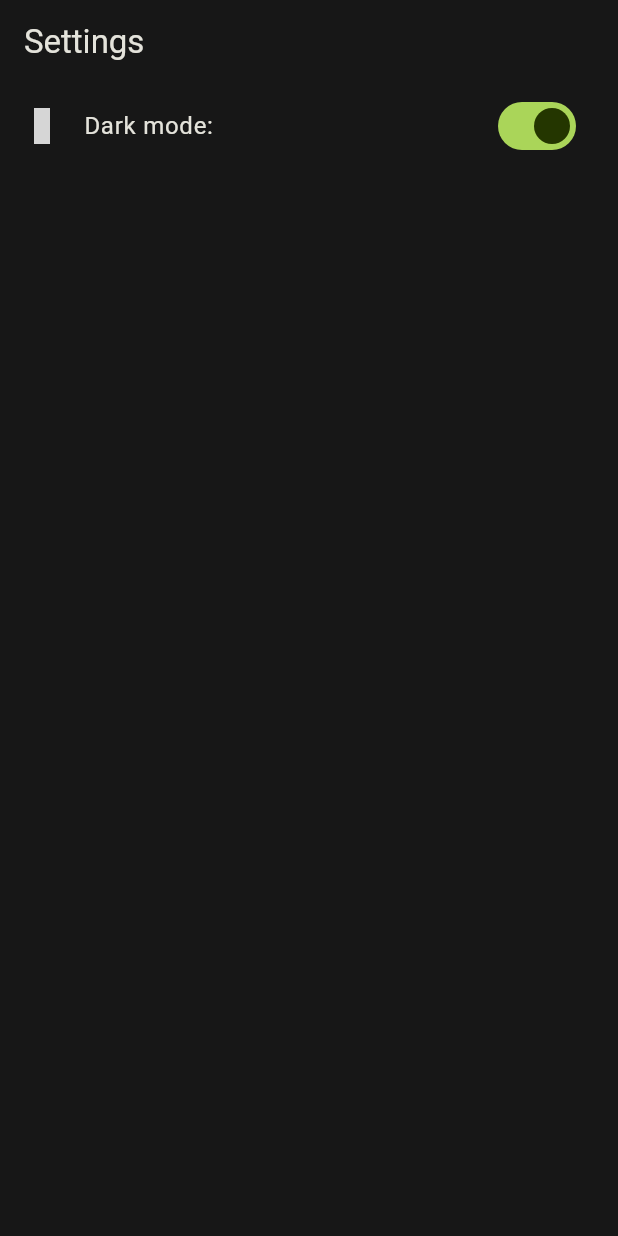
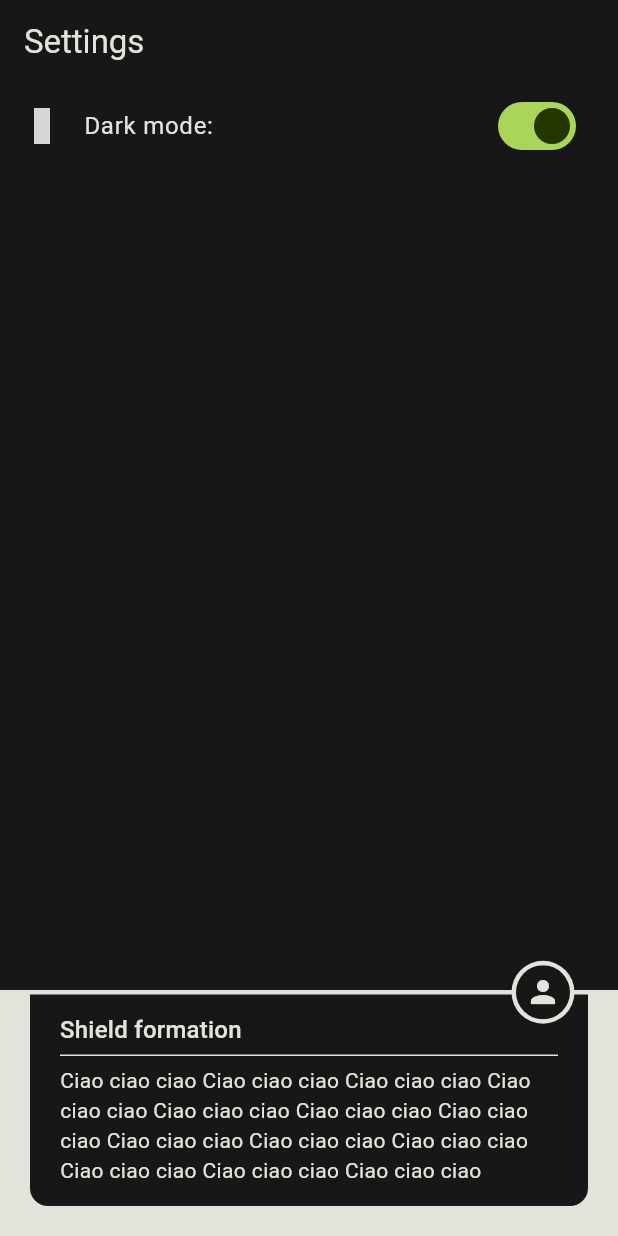
Before and after one commit to MasiaVittorio/sid_base, a Flutter app: the screen it shows after launch, on a phone screen of 412 x 824 dp. Run offline on Flutter 3.47's test engine with Material 2 defaults, Android fonts, the phone set to English and light mode, and no system bars; drawn by our look-alikes of dynamic_color; our stand-ins replace hive_flutter, material_color_utilities, material_design_icons_flutter; accounts and stored records are empty; Roboto replaces fonts that are missing (PlusJakartaSans); grey boxes are pictures that could not be loaded.

Commit message:
new expandable card widget

```diff
--- a/example/lib/widgets/home.dart
+++ b/example/lib/widgets/home.dart
@@ -3,7 +3,6 @@ import 'package:flutter/material.dart';
 import 'package:sid_base/sid_base.dart';
 
 class HomeExample extends StatelessWidget {
-
   const HomeExample({super.key});
 
   @override
@@ -13,14 +12,61 @@ class HomeExample extends StatelessWidget {
       appBar: AppBar(
         title: const Text("Settings"),
       ),
-      body: ListView(children: [
+      body: Column(
+        children: [
+          Expanded(
+            child: ListView(
+              children: [
                 themeLogic.dark.build((context, value) => SwitchListTile(
                       value: value,
                       onChanged: (_) => themeLogic.toggleBrightness(),
                       title: const Text("Dark mode:"),
                       secondary: Icon(MdiIcons.weatherNight),
                     )),
-      ],),
+              ],
+            ),
+          ),
+          const TryCard(),
+        ],
+      ),
     );
   }
 }
+
+class TryCard extends StatefulWidget {
+  const TryCard({
+    super.key,
+  });
+
+  @override
+  State<TryCard> createState() => _TryCardState();
+}
+
+class _TryCardState extends State<TryCard> {
+  bool expanded = true;
+  void onChanged(bool value) => setState(() {
+        expanded = value;
+      });
+  @override
+  Widget build(BuildContext context) {
+    final Color one = context.theme.colorScheme.surface;
+    final Color two = context.theme.colorScheme.inverseSurface;
+    final Color surface = one.isDark ? one : two;
+    final Color opposite = one.isLight ? one : two;
+    return ExpandableCircleCard(
+      expanded: expanded,
+      onExpandedChanged: onChanged,
+      collapsedCircleChild: const Icon(Icons.person_outline),
+      expandedChild: const Text(
+          "Ciao ciao ciao Ciao ciao ciao Ciao ciao ciao Ciao ciao ciao Ciao ciao ciao Ciao ciao ciao Ciao ciao ciao Ciao ciao ciao Ciao ciao ciao Ciao ciao ciao Ciao ciao ciao Ciao ciao ciao Ciao ciao ciao "),
+      expandedCircleChild: const Icon(Icons.person),
+      titleChild: const Text("Shield formation"),
+
+      surfaceColor: surface,
+      oppositeColor: opposite,
+
+      // surfaceColor: const Color(0xff001521),
+      // oppositeColor: const Color(0xfff7e9dc),
+    );
+  }
+}
--- a/lib/src/ui/all.dart
+++ b/lib/src/ui/all.dart
@@ -3,3 +3,4 @@ export 'layout/all.dart';
 export 'components/all.dart';
 export 'value_views/all.dart';
 export 'painters/all.dart';
+export 'specialty_widgets/all.dart';
--- /dev/null
+++ b/lib/src/ui/specialty_widgets/all.dart
@@ -0,0 +1 @@
+export 'expandable_circle_card/expandable_circle_card.dart';
--- /dev/null
+++ b/lib/src/ui/specialty_widgets/expandable_circle_card/expandable_circle_card.dart
@@ -0,0 +1,255 @@
+import 'dart:math';
+
+import 'package:flutter/material.dart';
+import 'package:sid_base/sid_base.dart';
+import 'package:sid_base/src/ui/specialty_widgets/expandable_circle_card/external_circle_clipper.dart';
+
+class ExpandableCircleCard extends StatelessWidget {
+  static const double _kBorder = 20.0;
+  static const double _kTopBorder = 3.0;
+  static const double _kContentH = 20.0;
+  static const double _kMediumV = 16.0;
+  static const double _kSmallH = 12.0;
+  const ExpandableCircleCard({
+    super.key,
+    required this.expanded,
+    required this.onExpandedChanged,
+    required this.collapsedCircleChild,
+    required this.expandedChild,
+    required this.expandedCircleChild,
+    required this.titleChild,
+    this.oppositeColor,
+    this.surfaceColor,
+    this.borderPadding = const EdgeInsets.fromLTRB(_kBorder, _kTopBorder, _kBorder, _kBorder),
+    this.overrideCircleBorderWidth,
+    this.collapsedCircleRadius = 18,
+    this.circleHorizontalPadding = _kSmallH,
+    this.dividerWidth = 1,
+    this.showDivider = true,
+    this.horizontalContentPadding = _kContentH,
+    this.topBodyPadding = 6,
+    this.bottomBodyPadding = _kContentH * 0.7,
+    this.bottomTitlePadding = 8,
+    this.topTitlePadding = _kMediumV,
+  });
+
+  final Widget collapsedCircleChild;
+  final Widget expandedCircleChild;
+  final Widget expandedChild;
+  final Widget titleChild;
+
+  final bool expanded;
+  final ValueChanged<bool> onExpandedChanged;
+
+  final Color? surfaceColor;
+  Color _surfaceColor(ThemeData theme) => surfaceColor ?? theme.colorScheme.inverseSurface;
+  final Color? oppositeColor;
+  Color _oppositeColor(ThemeData theme) => oppositeColor ?? _surfaceColor(theme).contrast;
+
+  final double collapsedCircleRadius;
+  double get _collapsedCircleDiameter => collapsedCircleRadius * 2;
+  double get _expandedCircleRadius => collapsedCircleRadius + _circleBorderWidth;
+  double get _expandedCircleExtraSpaceComparedToTitle => _expandedCircleRadius + (borderPadding.top / 2);
+  double get _circleRadius => expanded ? _expandedCircleRadius : collapsedCircleRadius;
+  double get _circleDiameter => _circleRadius * 2;
+
+  final EdgeInsets borderPadding;
+  final double? overrideCircleBorderWidth;
+  double get _circleBorderWidth => overrideCircleBorderWidth ?? borderPadding.top;
+  final double circleHorizontalPadding;
+  double get circleBoxWidth =>
+      _collapsedCircleDiameter + (max(circleHorizontalPadding, _circleBorderWidth)) * 2;
+
+  TextStyle _titleStyle(ThemeData theme) => (theme.textTheme.titleMedium ??
+          const TextStyle(fontSize: 16, height: 24 / 16, fontWeight: FontWeight.w500))
+      .copyWith(color: _oppositeColor(theme), height: 1);
+  TextStyle _bodyStyle(ThemeData theme) => (theme.textTheme.bodyMedium ??
+          const TextStyle(fontSize: 14, height: 20 / 14, fontWeight: FontWeight.w400))
+      .copyWith(color: _oppositeColor(theme));
+
+  final bool showDivider;
+  final double dividerWidth;
+
+  final double horizontalContentPadding;
+  final double topTitlePadding;
+  final double bottomTitlePadding;
+  final double topBodyPadding;
+  final double bottomBodyPadding;
+
+  Widget suggestColor({required Color color, required Widget child}) {
+    return Builder(builder: (context) {
+      return DefaultTextStyle(
+        style: DefaultTextStyle.of(context).style.copyWith(color: color),
+        child: IconTheme(
+          data: IconTheme.of(context).copyWith(color: color),
+          child: child,
+        ),
+      );
+    });
+  }
+
+  @override
+  Widget build(BuildContext context) {
+    final theme = context.theme;
+    return Container(
+      color: _oppositeColor(theme),
+      padding: borderPadding,
+      child: AnimatedContainer(
+        duration: Motion.extraLong4,
+        curve: Easing.emphasized,
+        decoration: BoxDecoration(
+          color: _surfaceColor(theme),
+          borderRadius: BorderRadius.vertical(
+            bottom: Radius.circular(expanded ? 12 : 8),
+            top: Radius.circular(expanded ? 0 : 8),
+          ),
+        ),
+        child: Material(
+          type: MaterialType.transparency,
+          child: _content(context, theme),
+        ),
+      ),
+    );
+  }
+
+  Widget _content(BuildContext context, ThemeData theme) {
+    return InkWell(
+      onTap: () => onExpandedChanged(!expanded),
+      child: Column(
+        mainAxisSize: MainAxisSize.min,
+        crossAxisAlignment: CrossAxisAlignment.stretch,
+        children: [
+          _title(context, theme),
+          GenericAnimatedBuilder(
+            duration: Motion.medium3,
+            curve: Easing.emphasized,
+            value: expanded ? 1.0 : 0.0,
+            builder: (context, value, child) {
+              const double f = 0.5;
+              final double h = value.mapToRange(0, dividerWidth, fromMin: 0.0, fromMax: f);
+              final double wf = value.mapToRange(0.0, 1.0, fromMin: f, fromMax: 1.0);
+              return Pad(
+                horizontal: horizontalContentPadding,
+                child: Al.centerLeft(
+                  child: FractionallySizedBox(
+                    widthFactor: wf,
+                    child: Container(
+                      height: h,
+                      width: double.infinity,
+                      color: _oppositeColor(theme),
+                    ),
+                  ),
+                ),
+              );
+            },
+          ),
+          AnimatedListed(
+            overlapSizeAndOpacity: 1,
+            listed: expanded,
+            duration: Motion.long4,
+            curve: Easing.emphasizedDecelerate,
+            child: _body(context, theme),
+          ),
+        ],
+      ),
+    );
+  }
+
+  Widget _title(BuildContext context, ThemeData theme) {
+    return DefaultTextStyle(
+      style: _titleStyle(theme),
+      child: Stack(
+        clipBehavior: Clip.none,
+        children: [
+          AnimatedPadding(
+            padding: EdgeInsets.only(
+              right: circleBoxWidth,
+              left: horizontalContentPadding,
+              top: topTitlePadding,
+              bottom: expanded ? bottomTitlePadding : topTitlePadding,
+            ),
+            duration: Motion.short4,
+            curve: Easing.standard,
+            child: titleChild,
+          ),
+          Positioned(
+            right: 0,
+            width: circleBoxWidth,
+            top: - _expandedCircleExtraSpaceComparedToTitle,
+            bottom: - _expandedCircleExtraSpaceComparedToTitle,
+            child: AnimatedAlign(
+              alignment: expanded ? Alignment.topCenter : Alignment.center,
+              duration: Motion.long1,
+              curve: Easing.emphasized,
+              child: _circle(context, theme),
+            ),
+          ),
+        ],
+      ),
+    );
+  }
+
+  Widget _body(BuildContext context, ThemeData theme) {
+    return Pad(
+      horizontal: horizontalContentPadding,
+      top: topBodyPadding,
+      bottom: bottomBodyPadding,
+      child: DefaultTextStyle(
+        style: _bodyStyle(theme),
+        child: expandedChild,
+      ),
+    );
+  }
+
+  Widget _circle(BuildContext context, ThemeData theme) {
+    return AnimatedContainer(
+      duration: Motion.short3,
+      curve: Easing.standard,
+      width: _circleDiameter,
+      height: _circleDiameter,
+      decoration: BoxDecoration(
+        color: _oppositeColor(theme),
+        borderRadius: BorderRadius.circular(9000),
+      ),
+      child: Stack(
+        children: [
+          Positioned.fill(
+            child: Center(
+                child: suggestColor(color: _surfaceColor(theme), child: collapsedCircleChild)),
+          ),
+          Center(
+            child: GenericAnimatedBuilder(
+                duration: expanded ? Motion.short4 : Motion.long3,
+                curve: expanded ? Easing.emphasizedDecelerate : Easing.emphasizedDecelerate,
+                value: expanded ? 1.0 : 0.0,
+                child: _expandedCircle(theme),
+                builder: (context, value, child) {
+                  return ExternalCircleClipper(
+                    fraction: value.mapToRange(1.0, 0.0),
+                    mode: ExternalCircleClipperMode.fromSides,
+                    child: child!,
+                  );
+                }),
+          ),
+        ],
+      ),
+    );
+  }
+
+  Widget _expandedCircle(ThemeData theme) {
+    return Container(
+      decoration: BoxDecoration(
+        color: _surfaceColor(theme),
+        borderRadius: BorderRadius.circular(99999),
+      ),
+      width: _collapsedCircleDiameter,
+      height: _collapsedCircleDiameter,
+      child: Center(
+        child: suggestColor(
+          color: _oppositeColor(theme),
+          child: expandedCircleChild,
+        ),
+      ),
+    );
+  }
+}
--- /dev/null
+++ b/lib/src/ui/specialty_widgets/expandable_circle_card/external_circle_clipper.dart
@@ -0,0 +1,62 @@
+import 'package:flutter/material.dart';
+
+class ExternalCircleClipper extends StatelessWidget {
+  const ExternalCircleClipper({
+    super.key,
+    required this.child,
+    required this.fraction,
+    required this.mode,
+  });
+  final Widget child;
+  final ExternalCircleClipperMode mode;
+  final double fraction;
+
+  @override
+  Widget build(BuildContext context) {
+    return ClipPath(
+      clipBehavior: Clip.antiAlias,
+      clipper: _Clipper(mode, fraction),
+      child: child,
+    );
+  }
+}
+
+enum ExternalCircleClipperMode {
+  fromCorners,
+  fromSides,
+}
+
+class _Clipper extends CustomClipper<Path> {
+  final ExternalCircleClipperMode mode;
+  final double fraction;
+
+  _Clipper(this.mode, this.fraction);
+
+  @override
+  Path getClip(Size size) {
+    final double baseR = switch (mode) {
+      ExternalCircleClipperMode.fromCorners => size.bottomRight(Offset.zero).distance / 2,
+      ExternalCircleClipperMode.fromSides => size.longestSide / 2,
+    };
+    final double radius = baseR * fraction;
+
+    final Path circle = Path()
+      ..addRRect(RRect.fromRectAndRadius(
+        Rect.fromCircle(center: size.center(Offset.zero), radius: radius),
+        Radius.circular(radius),
+      ));
+
+    final Path frame = Path()..addRect(Rect.fromLTWH(0, 0, size.width, size.height));
+
+    if (fraction == 0) return frame;
+    return Path.combine(PathOperation.difference, frame, circle);
+  }
+
+  @override
+  bool shouldReclip(CustomClipper<Path> oldClipper) {
+    if (oldClipper is _Clipper) {
+      return oldClipper.fraction != fraction || oldClipper.mode != mode;
+    }
+    return true;
+  }
+}
```
Also changed, not shown: 3 other files. Lines whose indentation alone changed are shown as unchanged.
